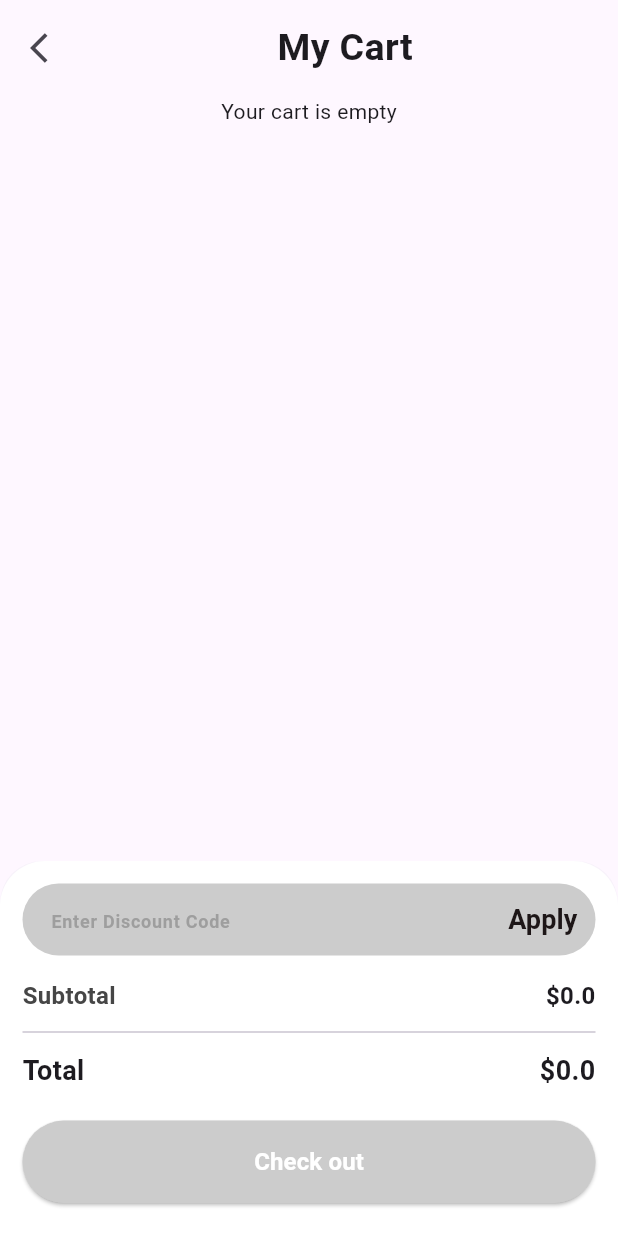
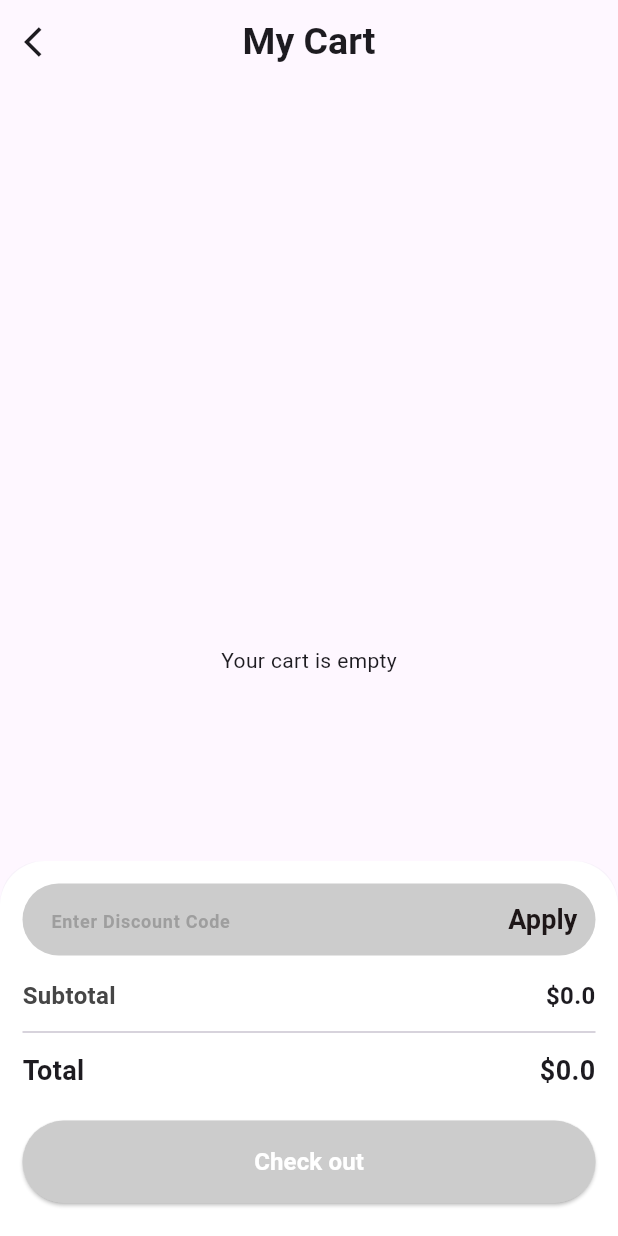
Before and after one commit to GabrielAlexandreFerraz/EcommercerAppFlutter, a Flutter app: the CartScreen screen opened directly with empty values, on a phone screen of 412 x 824 dp. Run offline on Flutter 3.47's test engine with Material 3 defaults, Android fonts, the light colour scheme and no system bars; our stand-ins replace cloud_firestore, firebase_auth, firebase_core; accounts and stored records are empty.

Commit message:
outros ajustes

```diff
--- a/lib/screens/cart_screen.dart
+++ b/lib/screens/cart_screen.dart
@@ -22,9 +22,13 @@ class _CartScreenState extends State<CartScreen> {
       return GestureDetector(
         onTap: () {
           setState(() {
-            icon == Icons.add
-                ? provider.incrementQtn(index)
-                : provider.decrementQtn(index);
+            if (icon == Icons.add) {
+              provider.incrementQtn(index);
+            } else {
+              if (provider.cart[index].quantity > 0) {
+                provider.decrementQtn(index);
+              }
+            }
           });
         },
         child: Icon(icon, size: 20),
@@ -32,72 +36,51 @@ class _CartScreenState extends State<CartScreen> {
     }
 
     return Scaffold(
-      bottomSheet: CheckOutBox(),
-      body: SafeArea(
-        child: SingleChildScrollView(
-          child: ConstrainedBox(
-            constraints: BoxConstraints(
-              minHeight: MediaQuery.of(context).size.height,
-            ),
-            child: Column(
-              children: [
-                Padding(
-                  padding: EdgeInsets.all(8),
-                  child: Row(
-                    mainAxisAlignment: MainAxisAlignment.spaceBetween,
-                    children: [
-                      IconButton(
+      appBar: AppBar(
+        leading: IconButton(
           onPressed: () {
             widget.pageController
                 .jumpToPage(1); // Voltar para MainContentScreen
           },
           icon: Icon(Icons.arrow_back_ios),
         ),
-                      Text(
+        title: Text(
           "My Cart",
-                        style: TextStyle(
-                          fontWeight: FontWeight.bold,
-                          fontSize: 25,
+          style: TextStyle(fontWeight: FontWeight.bold, fontSize: 25),
         ),
+        centerTitle: true,
       ),
-                      Container(), // Placeholder para manter o layout alinhado
-                    ],
-                  ),
-                ),
-                finalList.isEmpty
+      body: finalList.isEmpty
           ? Center(child: Text("Your cart is empty"))
           : ListView.builder(
-                        shrinkWrap: true,
-                        physics: NeverScrollableScrollPhysics(),
+              padding: EdgeInsets.only(
+                  bottom: 100), // Evita que o bottomSheet sobreponha os itens
               itemCount: finalList.length,
               itemBuilder: (context, index) {
                 final cartItems = finalList[index];
-                          return Stack(
-                            children: [
-                              Padding(
+                return Padding(
                   padding: EdgeInsets.all(15),
                   child: Container(
                     width: double.infinity,
                     decoration: BoxDecoration(
                       borderRadius: BorderRadius.circular(20),
+                      border: Border.all(color: Colors.grey.shade300, width: 1),
                     ),
-                                  padding: EdgeInsets.all(10),
+                    padding: EdgeInsets.all(1),
                     child: Row(
                       children: [
                         Container(
                           height: 100,
                           width: 90,
                           decoration: BoxDecoration(
-                                          borderRadius:
-                                              BorderRadius.circular(20),
+                            borderRadius: BorderRadius.circular(20),
                           ),
                           padding: EdgeInsets.all(10),
                           child: Image.asset(cartItems.image),
                         ),
                         SizedBox(width: 10),
                         Column(
-                                        crossAxisAlignment:
-                                            CrossAxisAlignment.start,
+                          crossAxisAlignment: CrossAxisAlignment.start,
                           children: [
                             Text(
                               cartItems.title,
@@ -125,14 +108,8 @@ class _CartScreenState extends State<CartScreen> {
                             ),
                           ],
                         ),
-                                    ],
-                                  ),
-                                ),
-                              ),
-                              Positioned(
-                                top: 35,
-                                right: 35,
-                                child: Column(
+                        Spacer(),
+                        Column(
                           crossAxisAlignment: CrossAxisAlignment.end,
                           children: [
                             IconButton(
@@ -178,16 +155,13 @@ class _CartScreenState extends State<CartScreen> {
                             ),
                           ],
                         ),
-                              )
                       ],
+                    ),
+                  ),
                 );
               },
             ),
-              ],
-            ),
-          ),
-        ),
-      ),
+      bottomSheet: CheckOutBox(),
     );
   }
 }
```
Also changed, not shown: lib/screens/favorite_screen.dart (+5 -10 lines). Lines whose indentation alone changed are shown as unchanged.
